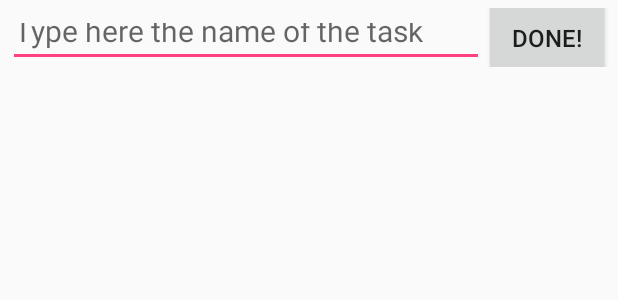
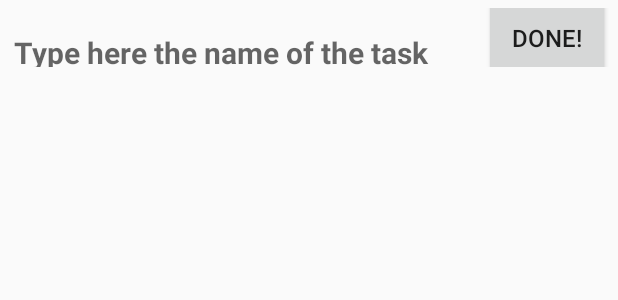
Before and after one commit to AayushChaturvedi/JustDoIt, an Android app: the layout field.xml on its own in the app's theme, with its tools: preview values and no code run, on a phone screen of 412 x 824 dp. Shown: the top 300 px of the screen. Run offline under Robolectric (Android 15) with nearby library versions, the light colour scheme and no system bars.

Commit message:
Fixed a few issues in UI

```diff
--- a/app/src/main/res/layout/activity_main.xml
+++ b/app/src/main/res/layout/activity_main.xml
@@ -45,7 +45,6 @@
             android:layout_width="wrap_content"
             android:layout_height="wrap_content"
             android:layout_gravity="center"
-            android:layout_marginHorizontal="5dp"
             android:layout_weight="1"
             android:text="@string/zero"
             android:textSize="25sp"
--- a/app/src/main/res/layout/field.xml
+++ b/app/src/main/res/layout/field.xml
@@ -9,10 +9,11 @@
     <EditText
         android:id="@+id/list_item"
         android:layout_width="0dp"
-        android:layout_height="match_parent"
+        android:layout_height="60dp"
         android:layout_weight="5"
         android:hint="@string/type_here_the_name_of_the_task"
-        android:textSize="20sp"/>
+        android:textSize="20sp"
+        android:textStyle="bold" />
     <Button
         android:id="@+id/delete_button"
         android:layout_width="20dp"
```
